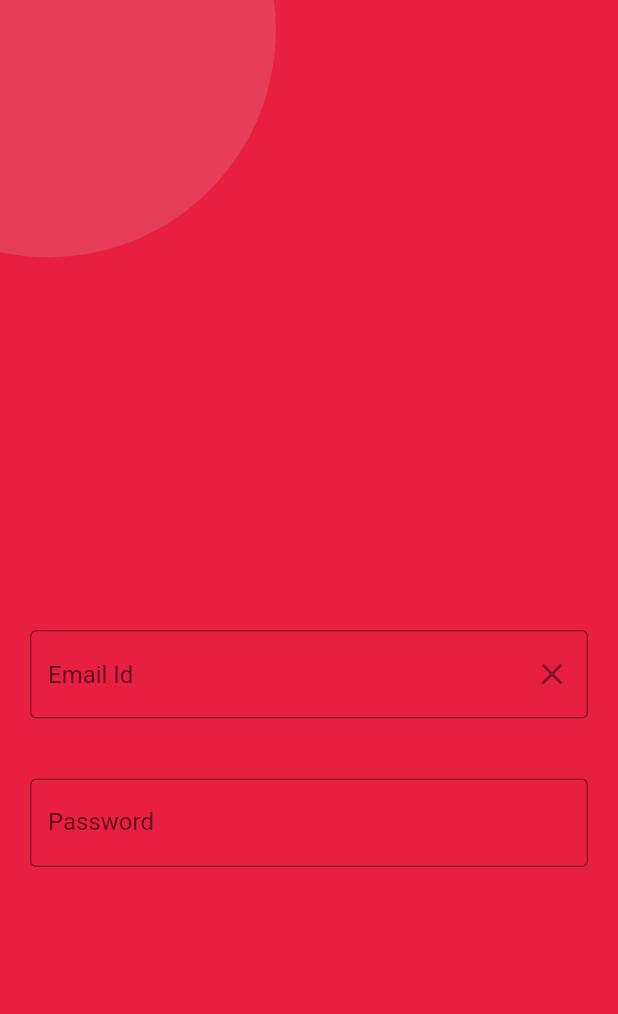
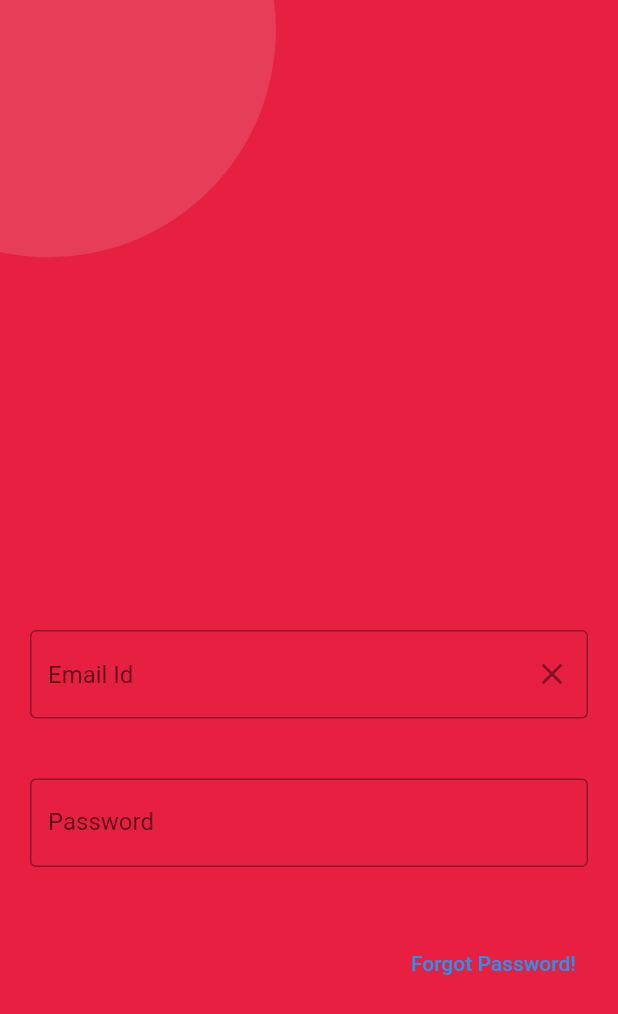
Before and after one commit to adinashby-vanier-college/app-dev-2-project-gurjas936, a Flutter app: the screen it shows after launch, after a tap on "Sign in", on a phone screen of 412 x 824 dp. Shown: the top 1014 px of the screen. Run offline on Flutter 3.47's test engine with Material 2 defaults, Android fonts, the phone set to English and light mode, and no system bars.

Commit message:
sign in page

```diff
--- a/lib/screens/signIn.dart
+++ b/lib/screens/signIn.dart
@@ -32,7 +32,7 @@ class signIn extends StatelessWidget {
                   hintText: "Email Id",
                   border: OutlineInputBorder(
                     borderSide: BorderSide(width: 3,
-                      color: Colors.white,
+                      color:  Colors.white70,
                     ),
                   ),
                   suffixIcon: IconButton(
@@ -56,6 +56,25 @@ class signIn extends StatelessWidget {
               ),
             ),
           ),
+          Container(
+            margin: EdgeInsets.all(20),
+            alignment: Alignment.centerRight,
+            child: TextButton(
+              onPressed: () {
+                //forgot password screen
+              },
+
+
+              child: const Text('Forgot Password!',),
+
+
+            ),
+          ),
+
+
+
+
+
         ],
       ),
     );
```
